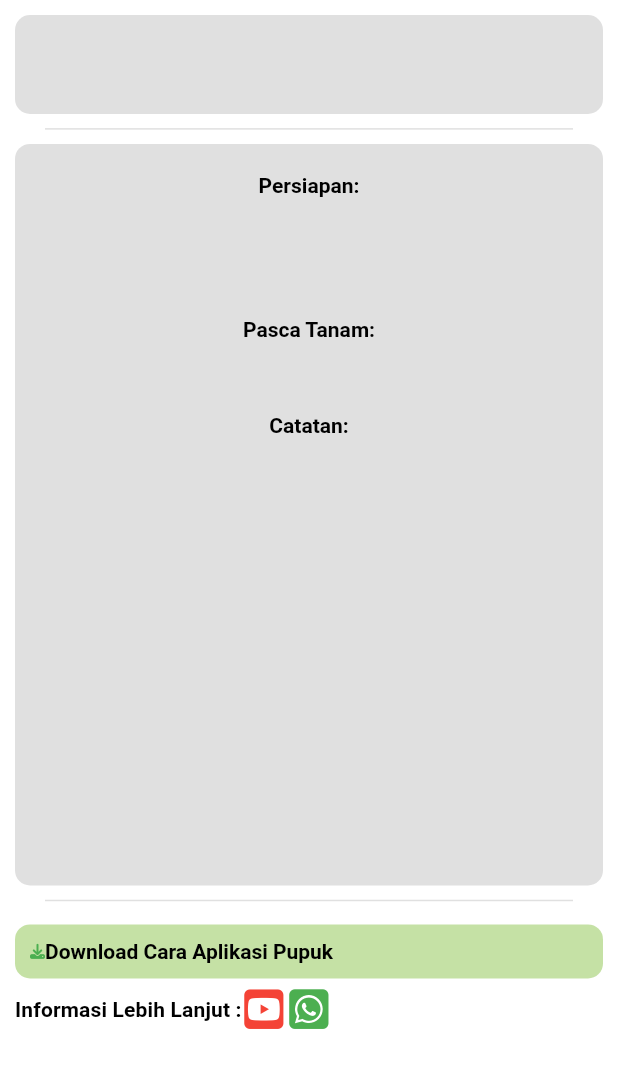
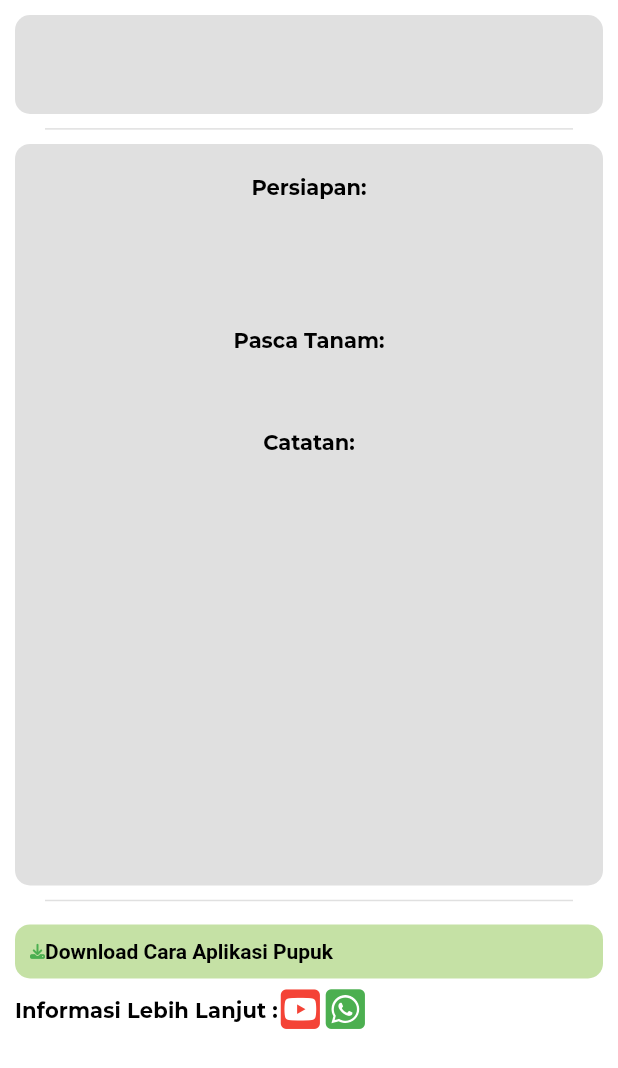
Before and after one commit to veliasagita/eco_farming, a Flutter app: the Detail widget shown alone on an empty page, opened directly with empty values, after a tap on "Download Cara Aplikasi Pupuk", on a phone screen of 412 x 824 dp. Shown: the top 1068 px of the screen. Run offline on Flutter 3.47's test engine with Material 2 defaults, Android fonts, the light colour scheme and no system bars; our stand-ins replace cloud_firestore, firebase_core, font_awesome_flutter; accounts and stored records are empty; project files that could hold a hidden picture were left out.

Commit message:
edit typing

```diff
--- a/lib/views/detail.dart
+++ b/lib/views/detail.dart
@@ -179,8 +179,6 @@
 
   void generatePDF() async {
     final pdf = pw.Document();
-    final font = await rootBundle.load("assets/Times-New-Roman/Montserrat.ttf");
-    var myFont = pw.Font.ttf(font);
 
     pdf.addPage(
       pw.Page(
--- a/pubspec.yaml
+++ b/pubspec.yaml
@@ -85,7 +85,7 @@
   # "family" key with the font family name, and a "fonts" key with a
   # list giving the asset and other descriptors for the font. For
   # example:
-  # fonts:
+  fonts:
     - family: times-new-roman
       fonts:
         - asset: assets/Times-New-Roman/times-new-roman.ttf
```
